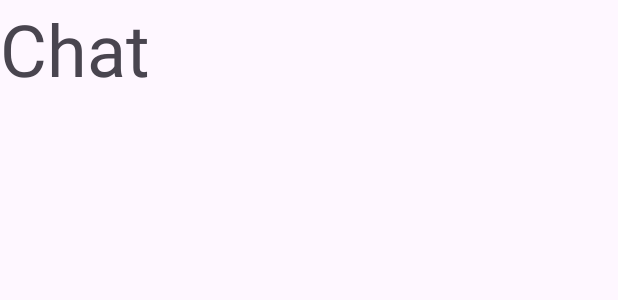
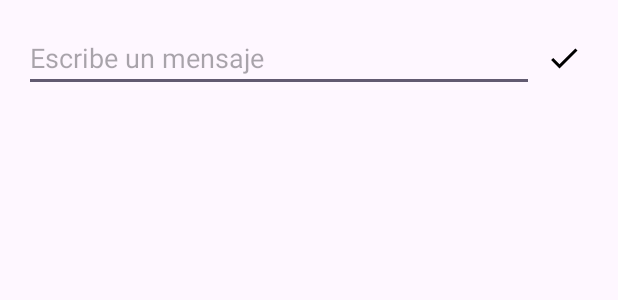
Before and after one commit to MarcENTI/AppCompanion, an Android app: the layout fragment_chat.xml on its own in the app's theme, with its tools: preview values and no code run, on a phone screen of 412 x 824 dp. Shown: the top 300 px of the screen. Run offline under Robolectric (Android 15) with nearby library versions, the phone set to English and light mode, and no system bars.

Commit message:
Base functional
now I need to send and print messages from database

```diff
--- a/CompanionPersona/app/src/main/java/firebase/companionPersona/enti24/BottomNavFragment.kt
+++ b/CompanionPersona/app/src/main/java/firebase/companionPersona/enti24/BottomNavFragment.kt
@@ -37,7 +37,10 @@ class BottomNavFragment : Fragment() {
                     true
                 }
                 R.id.chat -> {
-                    // Aquí colocar fragmento de chat
+                    val chatFragment = ChatFragment()
+                    parentFragmentManager.beginTransaction()
+                        .replace(R.id.inner_fragment_container, chatFragment)
+                        .commit()
                     true
                 }
                 R.id.calendar -> {
--- /dev/null
+++ b/CompanionPersona/app/src/main/res/drawable/baseline_arrow_back_24.xml
@@ -0,0 +1,5 @@
+<vector xmlns:android="http://schemas.android.com/apk/res/android" android:autoMirrored="true" android:height="24dp" android:tint="#000000" android:viewportHeight="24" android:viewportWidth="24" android:width="24dp">
+
+    <path android:fillColor="@android:color/white" android:pathData="M20,11H7.83l5.59,-5.59L12,4l-8,8 8,8 1.41,-1.41L7.83,13H20v-2z"/>
+
+</vector>
--- /dev/null
+++ b/CompanionPersona/app/src/main/res/drawable/baseline_check_24.xml
@@ -0,0 +1,5 @@
+<vector xmlns:android="http://schemas.android.com/apk/res/android" android:height="24dp" android:tint="#000000" android:viewportHeight="24" android:viewportWidth="24" android:width="24dp">
+
+    <path android:fillColor="@android:color/white" android:pathData="M9,16.17L4.83,12l-1.42,1.41L9,19 21,7l-1.41,-1.41z"/>
+
+</vector>
--- /dev/null
+++ b/CompanionPersona/app/src/main/res/drawable/baseline_send_24.xml
@@ -0,0 +1,5 @@
+<vector xmlns:android="http://schemas.android.com/apk/res/android" android:autoMirrored="true" android:height="24dp" android:tint="#000000" android:viewportHeight="24" android:viewportWidth="24" android:width="24dp">
+
+    <path android:fillColor="@android:color/white" android:pathData="M2.01,21L23,12 2.01,3 2,10l15,2 -15,2z"/>
+
+</vector>
--- a/CompanionPersona/app/src/main/res/layout/fragment_chat.xml
+++ b/CompanionPersona/app/src/main/res/layout/fragment_chat.xml
@@ -1,16 +1,44 @@
 <?xml version="1.0" encoding="utf-8"?>
-<FrameLayout xmlns:android="http://schemas.android.com/apk/res/android"
-    xmlns:tools="http://schemas.android.com/tools"
+<LinearLayout
+    xmlns:android="http://schemas.android.com/apk/res/android"
     android:layout_width="match_parent"
     android:layout_height="match_parent"
-    tools:context=".ChatFragment">
+    android:orientation="vertical"
+    android:padding="16dp">
 
+    <LinearLayout
+        android:layout_width="match_parent"
+        android:layout_height="wrap_content"
+        android:orientation="horizontal"
+        android:gravity="center"
+        android:paddingBottom="8dp">
 
-    <TextView
+        <EditText
+            android:id="@+id/UserSearchText"
+            android:layout_width="0dp"
+            android:layout_height="wrap_content"
+            android:layout_weight="1"
+            android:hint="Escribe un mensaje"
+            android:inputType="text" />
+
+        <ImageButton
+            android:id="@+id/UserSearchSend"
+            android:layout_width="wrap_content"
+            android:layout_height="wrap_content"
+            android:src="@drawable/baseline_check_24"
+            android:contentDescription="Enviar"
+            android:background="?attr/selectableItemBackground"
+            android:padding="8dp"
+            android:scaleType="centerInside" />
+    </LinearLayout>
+
+    <!-- RecyclerView para mostrar la lista de chats -->
+    <androidx.recyclerview.widget.RecyclerView
+        android:id="@+id/recyclerViewChats"
         android:layout_width="match_parent"
-        android:layout_height="match_parent"
-        android:text="Chat"
-        android:textSize="48sp"
-        tools:text="Chat" />
+        android:layout_height="0dp"
+        android:layout_weight="1"
+        android:clipToPadding="false"
+        android:scrollbars="vertical" />
 
-</FrameLayout>
+</LinearLayout>
```
Also changed, not shown: CompanionPersona/app/src/main/AndroidManifest.xml (+12 -23 lines), CompanionPersona/app/src/main/java/firebase/companionPersona/enti24/ChatFragment.kt (+90 -0 lines), CompanionPersona/app/src/main/java/firebase/companionPersona/enti24/InternalChatUsers.kt (added, +36 -0 lines), CompanionPersona/app/src/main/res/layout/activity_internal_chat_users.xml (added, +64 -0 lines).
